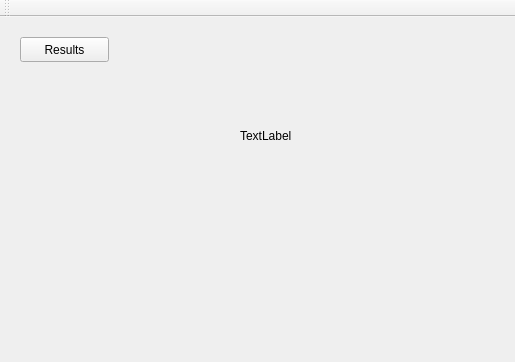
Above: server1/mainwindow.ui from dimchik3476/Test_project before the change; both pictures show x 0 to 515 and y 0 to 362 of the 800 by 600 pixel window. Below: the same form after it.
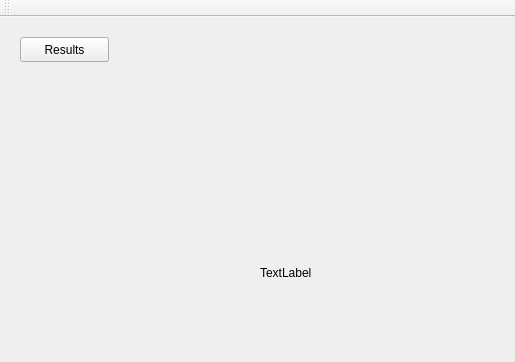
That is the form after the change.

Patch:
```diff
--- a/server1/mainwindow.ui
+++ b/server1/mainwindow.ui
@@ -17,10 +17,10 @@
    <widget class="QLabel" name="label">
     <property name="geometry">
      <rect>
-      <x>240</x>
-      <y>110</y>
-      <width>67</width>
-      <height>17</height>
+      <x>260</x>
+      <y>40</y>
+      <width>432</width>
+      <height>432</height>
      </rect>
     </property>
     <property name="text">
```
Left out of the diff: 5 changed lines with no effect on the pictures.
